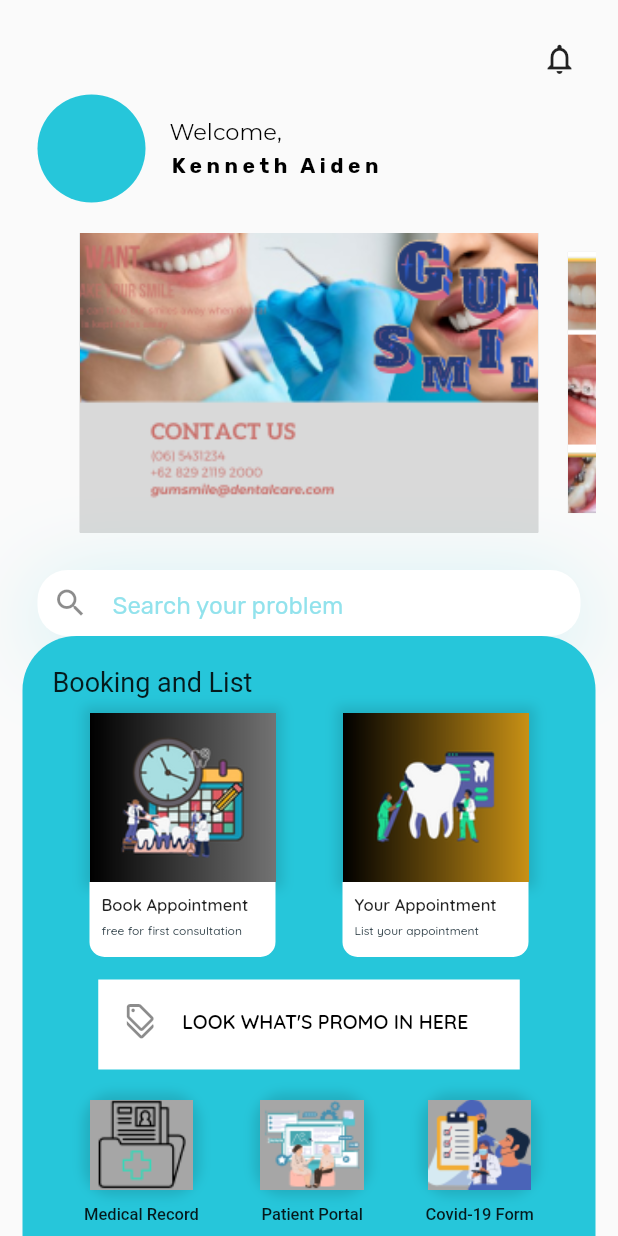
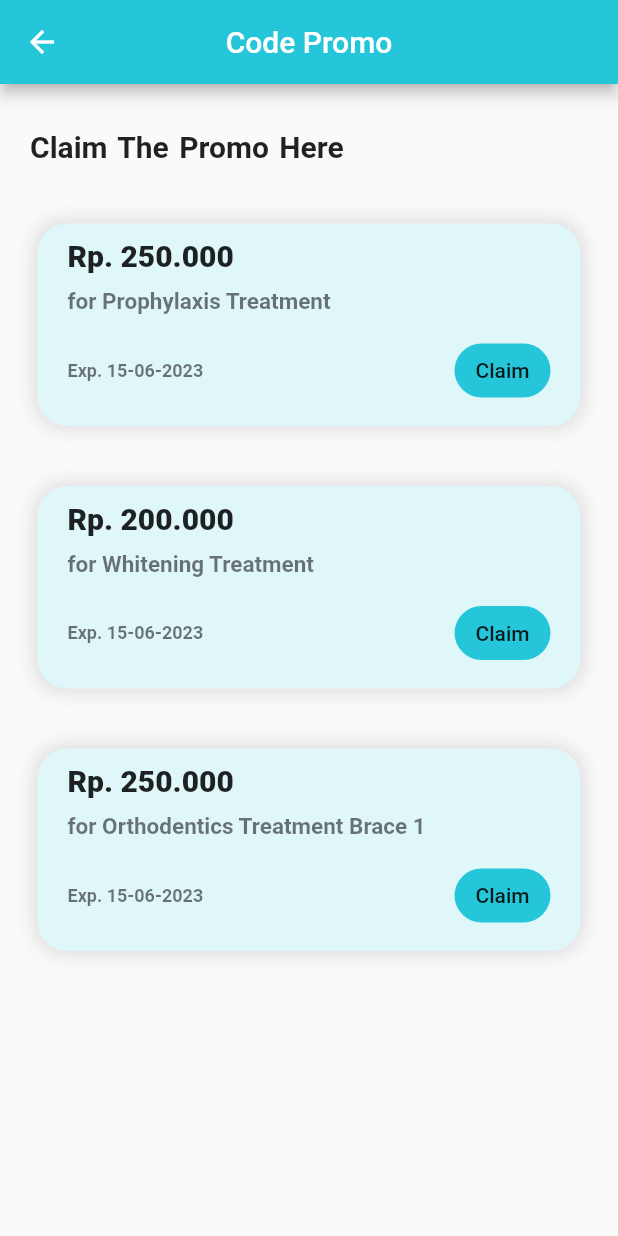
Before and after one commit to itsjipa/team-botaks_repo, a Flutter app: the HomeScreen screen opened directly, after a tap on "LOOK WHAT'S PROMO IN HERE", on a phone screen of 412 x 824 dp. Run offline on Flutter 3.47's test engine with Material 2 defaults, Android fonts, the phone set to English and light mode, and no system bars; drawn by our look-alikes of carousel_slider; our stand-ins replace google_fonts; Roboto replaces fonts that are missing (Kanit).

Commit message:
promoscreen

```diff
--- a/kelompokmobile/kelompokmbl/lib/screen/homescreen.dart
+++ b/kelompokmobile/kelompokmbl/lib/screen/homescreen.dart
@@ -2,6 +2,7 @@ import 'package:flutter/material.dart';
 import 'package:google_fonts/google_fonts.dart';
 import 'package:carousel_slider/carousel_slider.dart';
 import 'package:kelompokmbl/const.dart';
+import 'package:kelompokmbl/screen/promoscreen.dart';
 
 class HomeScreen extends StatelessWidget {
   final images = [
@@ -295,7 +296,13 @@ class HomeScreen extends StatelessWidget {
                           color: Colors.white,
                           child: ListTile(
                             //halaman code promo
-                            onTap: () {},
+                            onTap: () {
+                              Navigator.push(
+                                  context,
+                                  MaterialPageRoute(
+                                      builder: (context) =>
+                                          const PromoScreen()));
+                            },
                             leading: Icon(Icons.discount_outlined),
                             minLeadingWidth: 10,
                             title: Text(
--- a/kelompokmobile/kelompokmbl/lib/screen/profilescreen.dart
+++ b/kelompokmobile/kelompokmbl/lib/screen/profilescreen.dart
@@ -6,6 +6,7 @@ import 'package:kelompokmbl/main.dart';
 // import 'package:kelompokmbl/screen/homescreen.dart';
 import 'package:kelompokmbl/screen/updateprofilescreen.dart';
 // import 'package:kelompokmbl/provider/homescreen_provider.dart';
+// ignore: unused_import
 import 'package:provider/provider.dart';
 
 class ProfileScreen extends StatelessWidget {
--- /dev/null
+++ b/kelompokmobile/kelompokmbl/lib/screen/promoscreen.dart
@@ -0,0 +1,155 @@
+import 'package:flutter/material.dart';
+import 'package:google_fonts/google_fonts.dart';
+import 'package:kelompokmbl/const.dart';
+
+class PromoScreen extends StatelessWidget {
+  const PromoScreen({super.key});
+
+  @override
+  Widget build(BuildContext context) {
+    return Scaffold(
+      appBar: AppBar(
+        title: Text("Code Promo"),
+        centerTitle: true,
+        backgroundColor: kPrimaryColor,
+      ),
+      body: SingleChildScrollView(
+        child: Column(
+          crossAxisAlignment: CrossAxisAlignment.start,
+          children: [
+            const SizedBox(
+              height: 30,
+            ),
+            Padding(
+              padding: EdgeInsets.symmetric(
+                horizontal: 20,
+              ),
+              child: Text(
+                'Claim The Promo Here',
+                style: GoogleFonts.roboto(
+                    fontWeight: FontWeight.bold, fontSize: 20, wordSpacing: 2),
+              ),
+            ),
+            const SizedBox(
+              height: 20,
+            ),
+            PromoMenu(
+                price: "Rp. 250.000",
+                text: "for Prophylaxis Treatment",
+                exp: "Exp. 15-06-2023",
+                onTap: () {}),
+            PromoMenu(
+                price: "Rp. 200.000",
+                text: "for Whitening Treatment",
+                exp: "Exp. 15-06-2023",
+                onTap: () {}),
+            PromoMenu(
+                price: "Rp. 250.000",
+                text: "for Orthodentics Treatment Brace 1",
+                exp: "Exp. 15-06-2023",
+                onTap: () {}),
+          ],
+        ),
+      ),
+    );
+  }
+}
+
+class PromoMenu extends StatelessWidget {
+  const PromoMenu({
+    super.key,
+    required this.price,
+    required this.text,
+    required this.exp,
+    required this.onTap,
+  });
+
+  final String price;
+  final String text;
+  final String exp;
+  final VoidCallback onTap;
+
+  @override
+  Widget build(BuildContext context) {
+    return Padding(
+      padding: const EdgeInsets.symmetric(horizontal: 25),
+      child: Container(
+        height: 135,
+        width: 500,
+        margin: EdgeInsets.symmetric(vertical: 20),
+        decoration: BoxDecoration(
+          borderRadius: BorderRadius.circular(
+            20,
+          ),
+          boxShadow: [
+            BoxShadow(
+              color: Colors.black12,
+              blurRadius: 10,
+              spreadRadius: 2,
+            ),
+          ],
+          color: Color(0xFFE0F7FA),
+        ),
+        child: Column(
+          crossAxisAlignment: CrossAxisAlignment.start,
+          children: [
+            Container(
+              margin: EdgeInsets.symmetric(horizontal: 20),
+              padding: EdgeInsets.symmetric(vertical: 10),
+              child: Text(
+                price,
+                style: GoogleFonts.roboto(
+                  fontSize: 20,
+                  fontWeight: FontWeight.w800,
+                ),
+              ),
+            ),
+            Container(
+              margin: EdgeInsets.symmetric(horizontal: 20),
+              // padding: EdgeInsets.symmetric(vertical: ),
+              child: Text(
+                text,
+                style: GoogleFonts.roboto(
+                    color: Colors.black54,
+                    fontWeight: FontWeight.w600,
+                    fontSize: 15),
+              ),
+            ),
+            Row(
+              mainAxisAlignment: MainAxisAlignment.spaceBetween,
+              children: [
+                Container(
+                  margin: EdgeInsets.symmetric(horizontal: 20),
+                  padding: EdgeInsets.symmetric(vertical: 30),
+                  child: Text(
+                    exp,
+                    style: GoogleFonts.roboto(
+                      color: Colors.black54,
+                      fontSize: 12,
+                      fontWeight: FontWeight.w700,
+                    ),
+                  ),
+                ),
+                Padding(
+                  padding: const EdgeInsets.only(right: 20),
+                  child: TextButton(
+                    style: TextButton.styleFrom(
+                        backgroundColor: kPrimaryColor, shape: StadiumBorder()),
+                    onPressed: onTap,
+                    child: Text(
+                      "Claim",
+                      style: GoogleFonts.roboto(
+                        color: Colors.black87,
+                        fontWeight: FontWeight.w500,
+                      ),
+                    ),
+                  ),
+                ),
+              ],
+            )
+          ],
+        ),
+      ),
+    );
+  }
+}
--- a/kelompokmobile/kelompokmbl/lib/screen/welcomescreen.dart
+++ b/kelompokmobile/kelompokmbl/lib/screen/welcomescreen.dart
@@ -1,6 +1,6 @@
 import 'package:flutter/material.dart';
 import 'package:google_fonts/google_fonts.dart';
-import 'package:kelompokmbl/screen/homescreen.dart';
+// import 'package:kelompokmbl/screen/homescreen.dart';
 import 'package:kelompokmbl/screen/navbarscreen.dart';
 
 class WelcomeScreen extends StatelessWidget {
```
